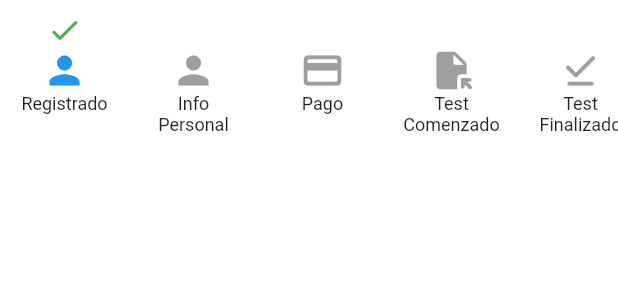
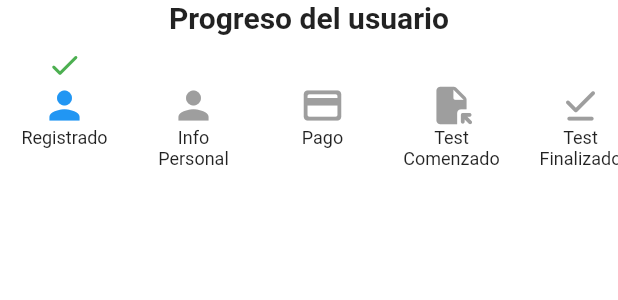
Before and after one commit to tomasatisocco/coaching-test, a Flutter app: the UserStatusRow widget shown alone on an empty page, opened directly with empty values, on a phone screen of 412 x 824 dp. Shown: the top 300 px of the screen. Run offline on Flutter 3.47's test engine with Material 2 defaults, Android fonts, the phone set to English and light mode, and no system bars; our stand-ins replace bloc, cloud_firestore, equatable, firebase_auth, firebase_core, firebase_remote_config and 6 more; accounts and stored records are empty; generated files the repository leaves out were written again.

Commit message:
Add user info to admin panes

```diff
--- a/lib/admin_panel/admin_page/widgets/user_status_row.dart
+++ b/lib/admin_panel/admin_page/widgets/user_status_row.dart
@@ -11,7 +11,13 @@ class UserStatusRow extends StatelessWidget {
 
   @override
   Widget build(BuildContext context) {
-    return SingleChildScrollView(
+    return Column(
+      children: [
+        const Text(
+          'Progreso del usuario',
+          style: TextStyle(fontSize: 20, fontWeight: FontWeight.bold),
+        ),
+        SingleChildScrollView(
           scrollDirection: Axis.horizontal,
           child: Row(
             crossAxisAlignment: CrossAxisAlignment.start,
@@ -53,6 +59,8 @@ class UserStatusRow extends StatelessWidget {
               ),
             ],
           ),
+        ),
+      ],
     );
   }
 }
```
Also changed, not shown: lib/admin_panel/admin_page/widgets/user_info_widget.dart (+58 -4 lines). Lines whose indentation alone changed are shown as unchanged.
